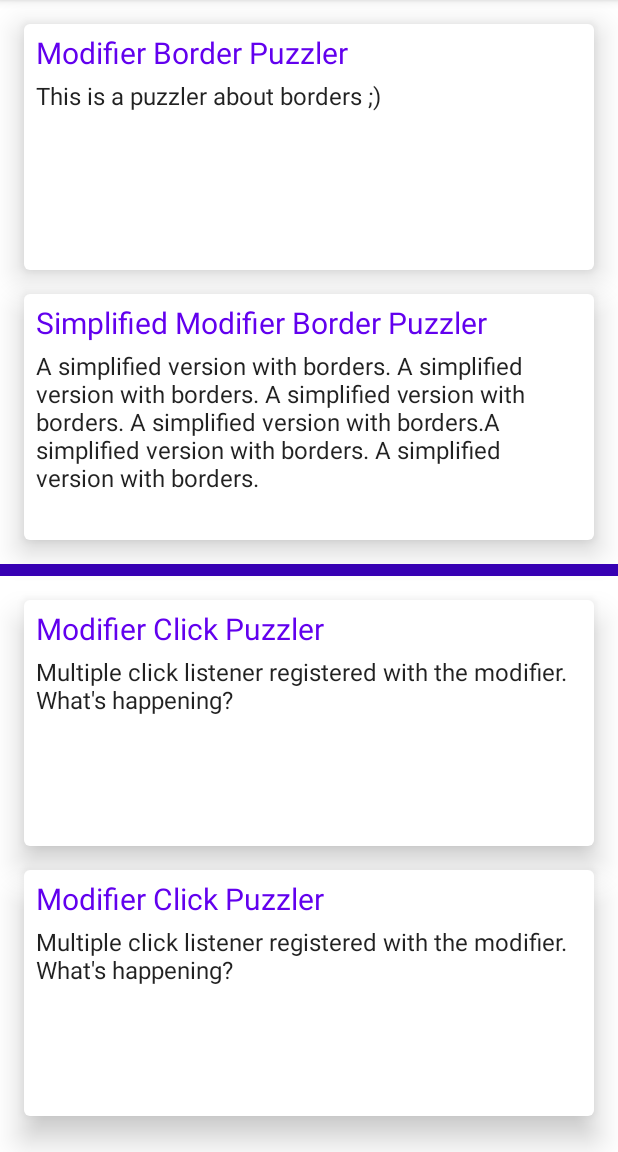
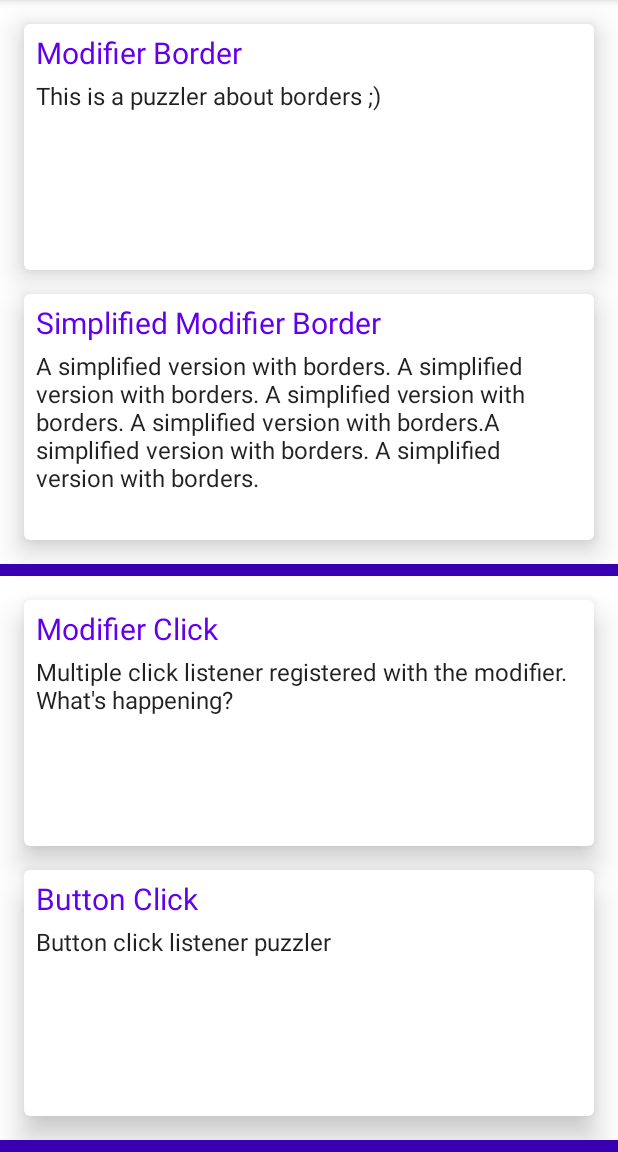
Before and after one commit to dbaelz/JetpackComposePuzzler, an Android app built with Jetpack Compose: the screen it shows after launch (MainActivity), on a phone screen of 412 x 824 dp, the part 84-1236 px from its top. Run offline under Robolectric (Android 15) with nearby library versions, the phone set to English and light mode, and no system bars.

Commit message:
Placeholder screens for all existing puzzler

```diff
--- a/app/src/main/java/de/dbaelz/demo/compose/puzzler/MainActivity.kt
+++ b/app/src/main/java/de/dbaelz/demo/compose/puzzler/MainActivity.kt
@@ -14,11 +14,11 @@ import androidx.navigation.compose.NavHost
 import androidx.navigation.compose.composable
 import androidx.navigation.compose.currentBackStackEntryAsState
 import androidx.navigation.compose.rememberNavController
-import de.dbaelz.demo.compose.puzzler.Screen.ABOUT
-import de.dbaelz.demo.compose.puzzler.Screen.MAIN
+import de.dbaelz.demo.compose.puzzler.Screen.*
 import de.dbaelz.demo.compose.puzzler.data.createMainMenuModel
 import de.dbaelz.demo.compose.puzzler.ui.AboutScreen
 import de.dbaelz.demo.compose.puzzler.ui.MainScreen
+import de.dbaelz.demo.compose.puzzler.ui.puzzler.*
 import de.dbaelz.demo.compose.puzzler.ui.theme.JetpackComposePuzzlerTheme
 
 class MainActivity : ComponentActivity() {
@@ -45,7 +45,10 @@ private fun TopBar(title: String) {
 }
 
 @Composable
-private fun PuzzlerNavHost(navController: NavHostController, modifier: Modifier = Modifier) {
+private fun PuzzlerNavHost(
+    navController: NavHostController,
+    modifier: Modifier = Modifier
+) {
     NavHost(
         navController = navController,
         startDestination = MAIN.name,
@@ -57,6 +60,26 @@ private fun PuzzlerNavHost(navController: NavHostController, modifier: Modifier
 
         composable(ABOUT.name) {
             AboutScreen()
+        }
+
+        composable(MODIFIER_BORDER.name) {
+            ModifierBorderPuzzlerScreen()
+        }
+
+        composable(MODIFIER_BORDER_SIMPLIFIED.name) {
+            ModifierBorderSimplifiedScreen()
+        }
+
+        composable(MODIFIER_CLICK.name) {
+            ModifierClickPuzzlerScreen()
+        }
+
+        composable(BUTTON_CLICK.name) {
+            ButtonClickPuzzlerScreen()
+        }
+
+        composable(TEXT_LOCAL_PROVIDER.name) {
+            TextAndLocalProviderPuzzlerScreen()
         }
     }
 }
--- a/app/src/main/java/de/dbaelz/demo/compose/puzzler/data/MainMenuModel.kt
+++ b/app/src/main/java/de/dbaelz/demo/compose/puzzler/data/MainMenuModel.kt
@@ -13,34 +13,42 @@ data class MainMenuModel(val items: List<Item> = emptyList()) {
     }
 }
 
-// TODO: Add real entries
+// TODO: Add real description texts
 fun createMainMenuModel(): MainMenuModel {
     return MainMenuModel(
         listOf(
             MainMenuModel.Item.Entry(
-                name = "Modifier Border Puzzler",
+                name = "Modifier Border",
                 description = "This is a puzzler about borders ;)",
-                targetScreen = Screen.ABOUT
+                targetScreen = Screen.MODIFIER_BORDER
             ),
             MainMenuModel.Item.Entry(
-                name = "Simplified Modifier Border Puzzler",
+                name = "Simplified Modifier Border",
                 description = "A simplified version with borders. A simplified version with borders. " +
                         "A simplified version with borders. A simplified version with borders." +
                         "A simplified version with borders. A simplified version with borders.",
-                targetScreen = Screen.ABOUT
+                targetScreen = Screen.MODIFIER_BORDER_SIMPLIFIED
             ),
 
             MainMenuModel.Item.Separator,
 
             MainMenuModel.Item.Entry(
-                name = "Modifier Click Puzzler",
+                name = "Modifier Click",
                 description = "Multiple click listener registered with the modifier. What's happening?",
-                targetScreen = Screen.ABOUT
+                targetScreen = Screen.MODIFIER_CLICK
             ),
             MainMenuModel.Item.Entry(
-                name = "Modifier Click Puzzler",
-                description = "Multiple click listener registered with the modifier. What's happening?",
-                targetScreen = Screen.ABOUT
+                name = "Button Click",
+                description = "Button click listener puzzler",
+                targetScreen = Screen.BUTTON_CLICK
+            ),
+
+            MainMenuModel.Item.Separator,
+
+            MainMenuModel.Item.Entry(
+                name = "Text color with LocalProvider",
+                description = "The text color is set with the LocalProvider. Multiple times...",
+                targetScreen = Screen.TEXT_LOCAL_PROVIDER
             ),
         )
     )
```
Also changed, not shown: app/src/main/java/de/dbaelz/demo/compose/puzzler/ui/puzzler/ButtonClickPuzzlerScreen.kt (added, +7 -0 lines), app/src/main/java/de/dbaelz/demo/compose/puzzler/ui/puzzler/ModifierBorderPuzzlerScreen.kt (added, +7 -0 lines), app/src/main/java/de/dbaelz/demo/compose/puzzler/ui/puzzler/ModifierBorderSimplifiedScreen.kt (added, +7 -0 lines), app/src/main/java/de/dbaelz/demo/compose/puzzler/ui/puzzler/ModifierClickPuzzlerScreen.kt (added, +7 -0 lines), app/src/main/java/de/dbaelz/demo/compose/puzzler/ui/puzzler/TextAndLocalProviderPuzzlerScreen.kt (added, +7 -0 lines).
